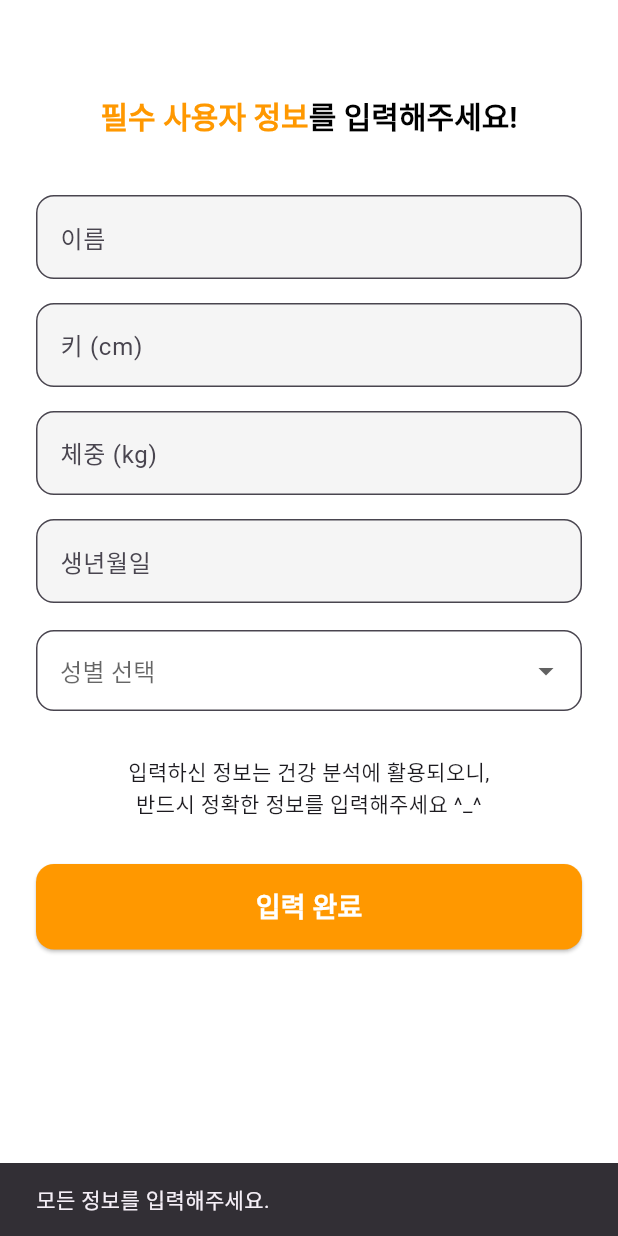
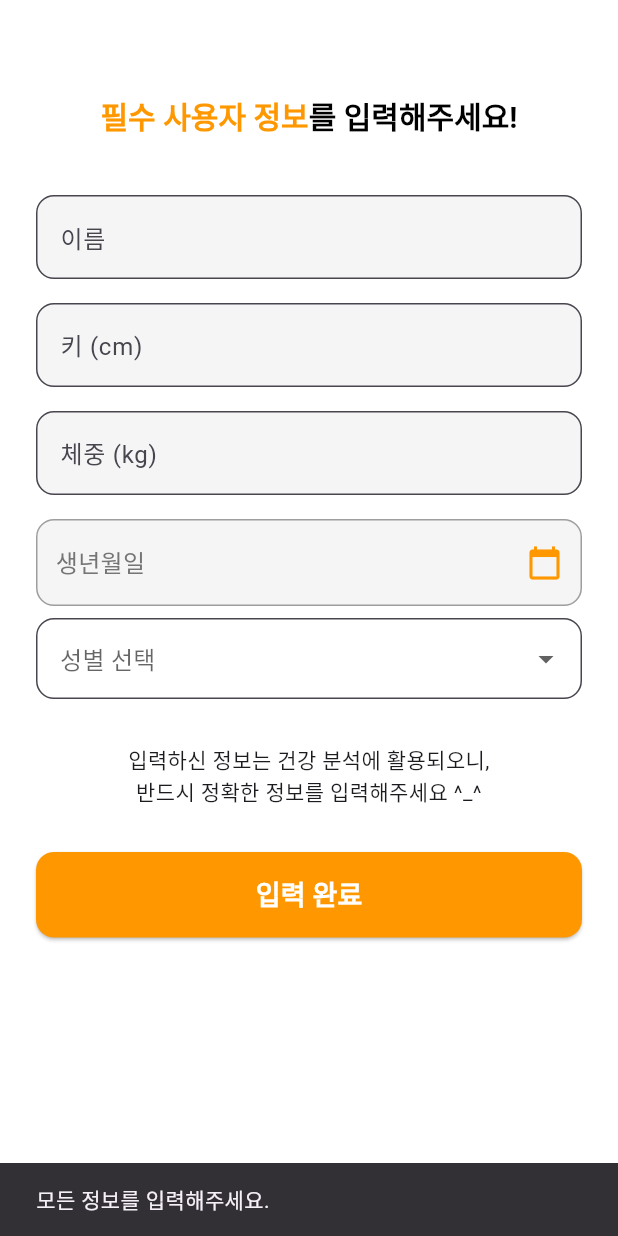
Before and after one commit to CapstonProduct/day_in_bloom_v1, a Flutter app: the InputUserInfoScreen screen opened by its route, after a tap on "입력 완료", on a phone screen of 412 x 824 dp. Run offline on Flutter 3.47's test engine with Material 3 defaults, Android fonts, the phone set to English and light mode, and no system bars; our stand-ins replace dio, firebase_core, firebase_messaging, flutter_dotenv, flutter_local_notifications, flutter_native_splash and 6 more; missing offline and left inert: easy_pdf_viewer, flutter_inappwebview; accounts and stored records are empty.

Commit message:
Fix: Add Datepicker in InputUserInfoScreen

```diff
--- a/lib/features/authentication/screen/input_user_info_screen.dart
+++ b/lib/features/authentication/screen/input_user_info_screen.dart
@@ -17,14 +17,46 @@ class _InputUserInfoScreenState extends State<InputUserInfoScreen> {
     "이름": TextEditingController(),
     "키 (cm)": TextEditingController(),
     "체중 (kg)": TextEditingController(),
-    "생년월일": TextEditingController(),
   };
 
   String? _selectedGender;
   final List<String> _genders = ["남성", "여성"];
+  DateTime? _selectedDate;
+
+  Future<void> _selectDate(BuildContext context) async {
+    final DateTime? picked = await showDatePicker(
+      context: context,
+      initialDate: _selectedDate ?? DateTime(1960, 1, 1),
+      firstDate: DateTime(1960),
+      lastDate: DateTime.now(),
+      locale: const Locale('ko', 'KR'),
+      builder: (BuildContext context, Widget? child) {
+        return Theme(
+          data: Theme.of(context).copyWith(
+            colorScheme: Theme.of(context).colorScheme.copyWith(
+              primary: Colors.orange,
+              onPrimary: Colors.white,
+            ),
+          ),
+          child: child!,
+        );
+      },
+    );
+    if (picked != null && picked != _selectedDate) {
+      setState(() {
+        _selectedDate = picked;
+      });
+    }
+  }
+
+  String _formatDate(DateTime date) {
+    return "${date.year}-${date.month.toString().padLeft(2, '0')}-${date.day.toString().padLeft(2, '0')}";
+  }
 
   void _onComplete() async {
-    if (_controllers.values.any((controller) => controller.text.isEmpty) || _selectedGender == null) {
+    if (_controllers.values.any((controller) => controller.text.isEmpty) ||
+        _selectedGender == null ||
+        _selectedDate == null) {
       ScaffoldMessenger.of(context).showSnackBar(
         const SnackBar(content: Text("모든 정보를 입력해주세요.")),
       );
@@ -37,7 +69,7 @@ class _InputUserInfoScreenState extends State<InputUserInfoScreen> {
       "username": _controllers["이름"]!.text.trim(),
       "height": _controllers["키 (cm)"]!.text.trim(),
       "weight": _controllers["체중 (kg)"]!.text.trim(),
-      "birth_date": _controllers["생년월일"]!.text.trim(),
+      "birth_date": _formatDate(_selectedDate!),
       "gender": _selectedGender,
       "encodedId": encodedId,
       "role": "senior",
@@ -116,7 +148,36 @@ class _InputUserInfoScreenState extends State<InputUserInfoScreen> {
                       keyboardType: entry.key == "이름" ? TextInputType.text : TextInputType.number,
                     ),
                   ),
-                const SizedBox(height: 10),
+                const SizedBox(height: 8),
+                // 생년월일 선택 필드
+                GestureDetector(
+                  onTap: () => _selectDate(context),
+                  child: Container(
+                    width: double.infinity,
+                    padding: const EdgeInsets.symmetric(vertical: 16, horizontal: 12),
+                    decoration: BoxDecoration(
+                      border: Border.all(color: Colors.grey),
+                      borderRadius: BorderRadius.circular(12),
+                      color: Colors.grey[100],
+                    ),
+                    child: Row(
+                      mainAxisAlignment: MainAxisAlignment.spaceBetween,
+                      children: [
+                        Text(
+                          _selectedDate == null
+                              ? "생년월일"
+                              : _formatDate(_selectedDate!),
+                          style: TextStyle(
+                            fontSize: 16,
+                            color: _selectedDate == null ? Colors.grey[600] : Colors.black,
+                          ),
+                        ),
+                        const Icon(Icons.calendar_today, color: Colors.orange),
+                      ],
+                    ),
+                  ),
+                ),
+                const SizedBox(height: 8),
                 DropdownButtonFormField<String>(
                   value: _selectedGender,
                   items: _genders
@@ -176,5 +237,4 @@ class _InputUserInfoScreenState extends State<InputUserInfoScreen> {
       ),
     );
   }
-
 }
--- a/lib/main.dart
+++ b/lib/main.dart
@@ -15,6 +15,7 @@ import 'firebase_options.dart';
 import 'package:firebase_messaging/firebase_messaging.dart';
 import 'package:flutter_local_notifications/flutter_local_notifications.dart';
 import 'package:http/http.dart' as http;
+
 
 Future<void> main() async {
   WidgetsFlutterBinding.ensureInitialized();
```
